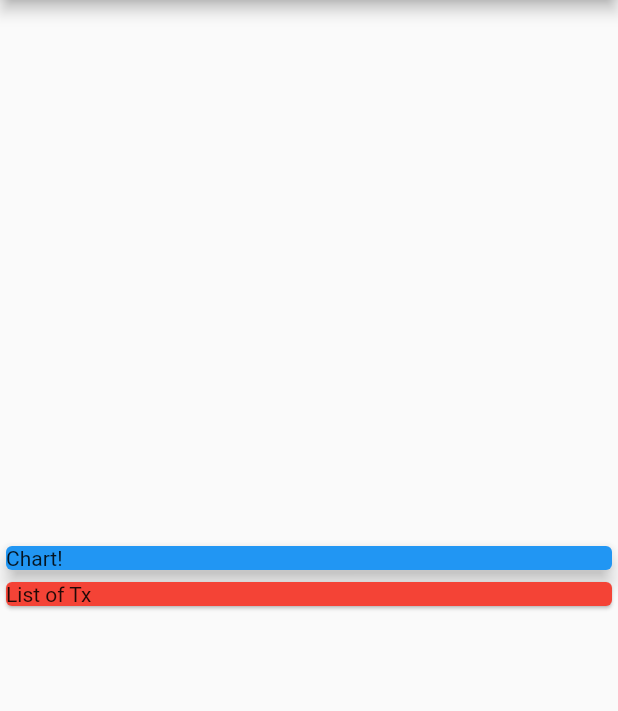
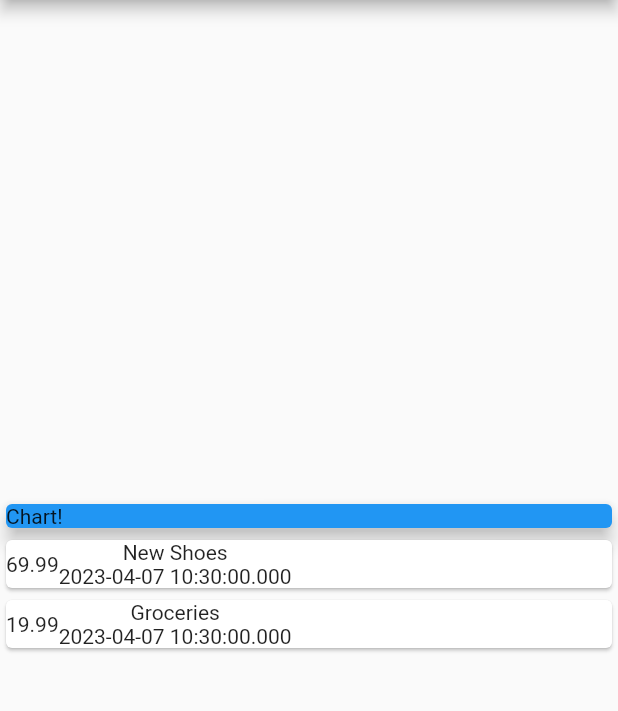
Before and after one commit to RaazKetan/Expense_Tracker, a Flutter app: the screen it shows after launch, on a phone screen of 412 x 824 dp, the part 84-795 px from its top. Run offline on Flutter 3.47's test engine with Material 2 defaults, Android fonts, the phone set to English and light mode, and no system bars.

Commit message:
+transaction map returning Row

```diff
--- a/lib/main.dart
+++ b/lib/main.dart
@@ -30,7 +30,6 @@ class MyHomePage extends StatelessWidget {
       amount: 19.99,
       date: DateTime.now(),
     ),
-
   ];
 
   @override
@@ -54,10 +53,24 @@ class MyHomePage extends StatelessWidget {
            Text('Chart!'),
            ),
          ),
-         const Card(
-           color: Colors.red,
-           child: Text('List of Tx'),
-         ),
+           Column(
+             children: transactions.map((tx) {
+               return Card(
+                 child: Row(
+                   children: <Widget>[
+                     Container(
+                       child: Text(tx.amount.toString(),
+                       ),
+                     ),
+                     Column(children: <Widget>[
+                       Text(tx.title.toString()),
+                       Text(tx.date.toString()),
+                     ],)
+                   ],
+                 ),
+               );
+             }).toList(),
+           ),
        ],
      ),
     );
```
